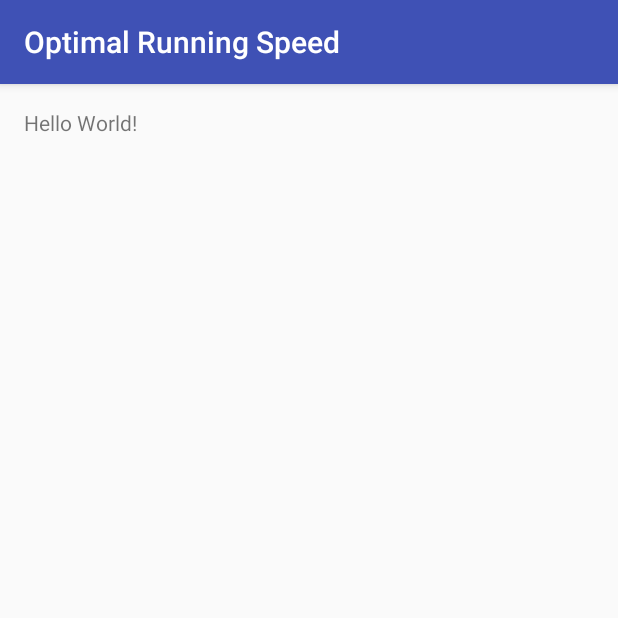
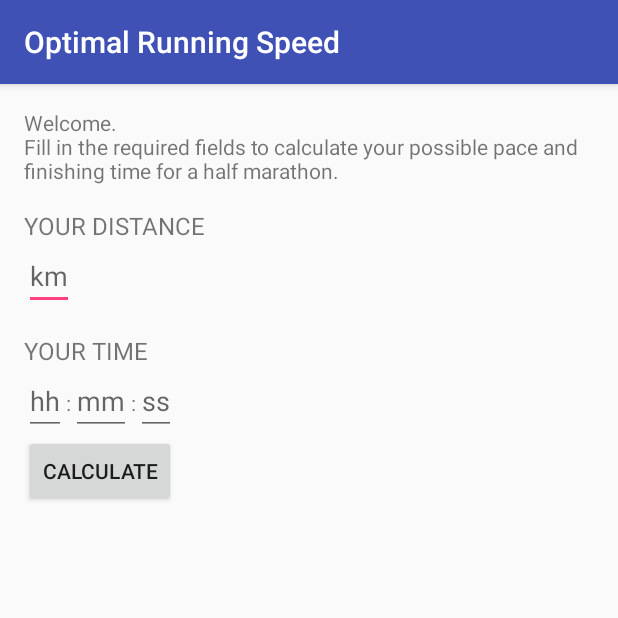
Before and after one commit to sven-a/OptimalRunningSpeed, an Android app: the screen it shows after launch (MainActivity), on a phone screen of 412 x 824 dp, the top half of it. Run offline under Robolectric (Android 15) with nearby library versions, the phone set to English and light mode, and no system bars.

Commit message:
Erstes Zwischenergebnis

```diff
--- a/app/src/main/java/de/spdns/safhome/optimalrunningspeed/MainActivity.java
+++ b/app/src/main/java/de/spdns/safhome/optimalrunningspeed/MainActivity.java
@@ -1,7 +1,10 @@
 package de.spdns.safhome.optimalrunningspeed;
 
+import android.os.Bundle;
 import android.support.v7.app.AppCompatActivity;
-import android.os.Bundle;
+import android.view.View;
+import android.widget.EditText;
+import android.widget.TextView;
 
 public class MainActivity extends AppCompatActivity {
 
@@ -10,4 +13,52 @@ public class MainActivity extends AppCompatActivity {
         super.onCreate(savedInstanceState);
         setContentView(R.layout.activity_main);
     }
+
+    private double CalculatePace(double vo2max) {
+        return vo2max / 17;
+    }
+
+    private double CalculateVO2max(double distance, int seconds) {
+        return distance + seconds;
+    }
+
+    private void ShowResults(String Results) {
+        TextView ResultsView = (TextView) findViewById(R.id.evaluationTextView);
+        ResultsView.setText(Results);
+    }
+
+    public void EvaluateSpeeds(View view) {
+        double distance = 1.0;
+
+        // Get distance in km from input
+        EditText DistanceText = (EditText) findViewById(R.id.own_distance);
+        String own_distance = DistanceText.getText().toString();
+        double ownDistance = Double.parseDouble(own_distance);
+
+        // Get time inputs (Hours, Minutes, Seconds)
+        TextView HoursText = (TextView) findViewById(R.id.own_hours);
+        int ownHours = Integer.parseInt(HoursText.getText().toString());
+
+        TextView MinutesText = (TextView) findViewById(R.id.own_minutes);
+        int ownMinutes = Integer.parseInt(MinutesText.getText().toString());
+
+        TextView SecondsText = (TextView) findViewById(R.id.own_seconds);
+        int ownSeconds = Integer.parseInt(SecondsText.getText().toString());
+
+        // Sum up all seconds
+        int overallSeconds = ownHours * 3600 + ownMinutes * 60 + ownSeconds;
+
+        // Calculate VO2max and pace for half marathon
+        // double vo2max = CalculateVO2max(distance, overallSeconds);
+        // double pace = CalculatePace(vo2max);
+
+
+        //display the results
+        String ResultsMessage = "Hier sind die Ergebnisse\nGesamtsekunden: " + overallSeconds;
+        // ResultsMessage = "VO2max: " + vo2max;
+
+        ShowResults(ResultsMessage);
+
+
+    }
 }
--- a/app/src/main/res/layout/activity_main.xml
+++ b/app/src/main/res/layout/activity_main.xml
@@ -1,16 +1,90 @@
 <?xml version="1.0" encoding="utf-8"?>
-<RelativeLayout xmlns:android="http://schemas.android.com/apk/res/android"
+<LinearLayout xmlns:android="http://schemas.android.com/apk/res/android"
     xmlns:tools="http://schemas.android.com/tools"
     android:layout_width="match_parent"
     android:layout_height="match_parent"
+    android:orientation="vertical"
     android:paddingBottom="@dimen/activity_vertical_margin"
     android:paddingLeft="@dimen/activity_horizontal_margin"
     android:paddingRight="@dimen/activity_horizontal_margin"
     android:paddingTop="@dimen/activity_vertical_margin"
     tools:context="de.spdns.safhome.optimalrunningspeed.MainActivity">
 
+
     <TextView
         android:layout_width="wrap_content"
         android:layout_height="wrap_content"
-        android:text="Hello World!" />
-</RelativeLayout>
+        android:text="@string/welcome_text" />
+
+    <TextView
+        style="@style/Captions"
+        android:layout_width="wrap_content"
+        android:layout_height="wrap_content"
+        android:text="@string/your_distance" />
+
+    <EditText
+        android:id="@+id/own_distance"
+        android:layout_width="wrap_content"
+        android:layout_height="wrap_content"
+        android:hint="km"
+        android:inputType="numberDecimal" />
+
+    <TextView
+        style="@style/Captions"
+        android:layout_width="wrap_content"
+        android:layout_height="wrap_content"
+        android:text="@string/your_time" />
+
+    <LinearLayout
+        android:layout_width="match_parent"
+        android:layout_height="wrap_content">
+
+        <EditText
+            android:id="@+id/own_hours"
+            android:layout_width="wrap_content"
+            android:layout_height="wrap_content"
+            android:hint="hh"
+            android:inputType="number"
+            android:maxLength="2" />
+
+        <TextView
+            android:layout_width="wrap_content"
+            android:layout_height="wrap_content"
+            android:text=":" />
+
+        <EditText
+            android:id="@+id/own_minutes"
+            android:layout_width="wrap_content"
+            android:layout_height="wrap_content"
+            android:hint="mm"
+            android:inputType="number"
+            android:maxLength="2" />
+
+        <TextView
+            android:layout_width="wrap_content"
+            android:layout_height="wrap_content"
+            android:text=":" />
+
+        <EditText
+            android:id="@+id/own_seconds"
+            android:layout_width="wrap_content"
+            android:layout_height="wrap_content"
+            android:hint="ss"
+            android:inputType="number"
+            android:maxLength="2" />
+
+
+    </LinearLayout>
+
+    <Button
+        android:layout_width="wrap_content"
+        android:layout_height="wrap_content"
+        android:onClick="EvaluateSpeeds"
+        android:text="@string/calculate_button" />
+
+    <TextView
+        android:id="@+id/evaluationTextView"
+        android:layout_width="wrap_content"
+        android:layout_height="wrap_content" />
+
+</LinearLayout>
--- a/app/src/main/res/values/strings.xml
+++ b/app/src/main/res/values/strings.xml
@@ -1,3 +1,8 @@
 <resources>
     <string name="app_name">Optimal Running Speed</string>
+    <string name="welcome_text">Welcome.\nFill in the required fields to calculate your possible pace and finishing time for a half marathon.</string>
+    <string name="calculate_button">Calculate</string>
+    <string name="your_distance">your distance</string>
+    <string name="your_time">your time</string>
+
 </resources>
--- a/app/src/main/res/values/styles.xml
+++ b/app/src/main/res/values/styles.xml
@@ -8,4 +8,11 @@
         <item name="colorAccent">@color/colorAccent</item>
     </style>
 
+    <style name="Captions">
+        <item name="android:textAllCaps">true</item>
+        <item name="android:textSize">16sp</item>
+        <item name="android:layout_marginTop">16dp</item>
+    </style>
+
+
 </resources>
```
